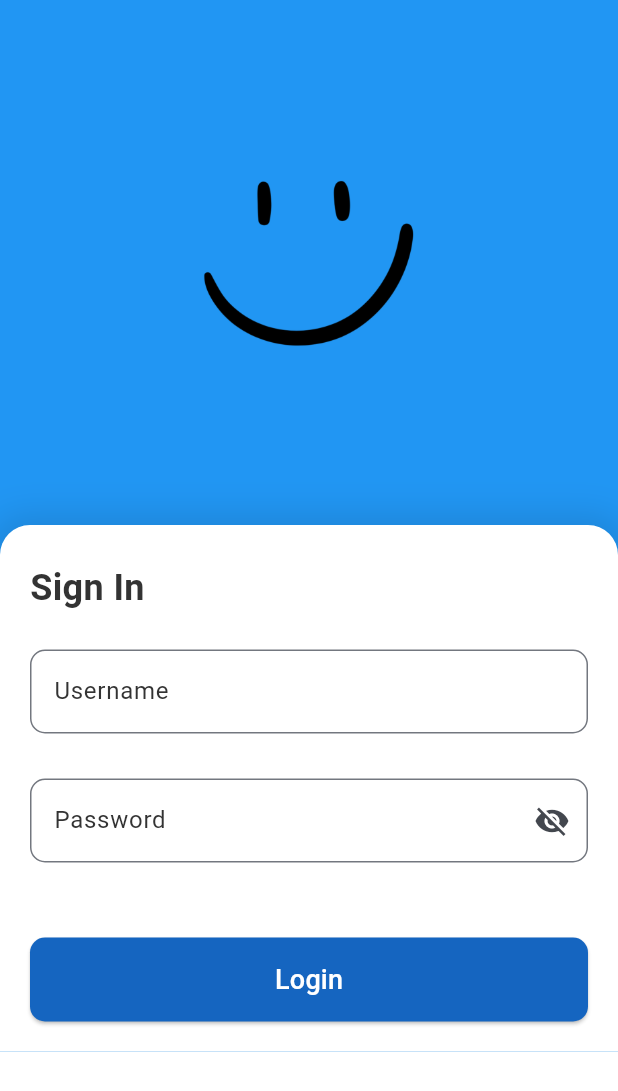
After one commit to syafiqaNasir/MalayMate_v3, a Flutter app: the LoginScreen screen opened directly, on a phone screen of 412 x 824 dp. The commit adds this screen. Shown: the top 1091 px of the screen. Run offline on Flutter 3.47's test engine with Material 3 defaults, Android fonts, the phone set to English and light mode, and no system bars; our stand-ins replace dotted_border, flutter_tts, google_fonts, image_cropper, image_picker, lottie and 4 more; accounts and stored records are empty.

Commit message:
login ui

```diff
--- /dev/null
+++ b/lib/View/login_page.dart
@@ -0,0 +1,187 @@
+import 'package:flutter/cupertino.dart';
+import 'package:flutter/material.dart';
+import 'package:malaymate/View/translatewithtext_page.dart';
+
+class LoginScreen extends StatefulWidget {
+  @override
+  _LoginScreenState createState() => _LoginScreenState();
+}
+
+class _LoginScreenState extends State<LoginScreen> {
+  final TextEditingController _passwordController = TextEditingController();
+  final TextEditingController _usernameController = TextEditingController();
+
+  bool _isEmailValid = true;
+  bool _isPasswordVisible = false;
+
+  //Function to show a message using a SnackBar
+  void _showSnackBar(String message, {Color backgroundColor = Colors.red}) {
+    ScaffoldMessenger.of(context).showSnackBar(
+      SnackBar(content: Text(message),
+        backgroundColor: backgroundColor,
+        duration: Duration(seconds: 2),
+      ),
+    );
+  }
+
+  //function to triggered the button create account
+  void _oncreateAccountPressed() {
+    // Check if any field is empty
+    if (_usernameController.text.isEmpty ||
+        _passwordController.text.isEmpty) {
+      _showSnackBar('Some fields are missing.\nPlease complete all required fields.');
+      return;
+    }
+
+    //Navigate to textpage
+    Navigator.push(
+      context,
+      MaterialPageRoute(builder: (context) => TranslateWithTextPage()),
+    );
+  }
+
+  @override
+  void dispose() {
+    _passwordController.dispose();
+    super.dispose();
+  }
+
+  @override
+  Widget build(BuildContext context) {
+    return Scaffold(
+      backgroundColor: Colors.blue,
+      body: SingleChildScrollView(
+        child: Column(
+          children: [
+            // Header Image
+            Center(
+              child: Container(
+                height: 350,
+                child: Image.asset('assets/images/smiley.png'), // Replace with your asset
+              ),
+            ),
+            Container(
+              //width: 350,
+              padding: EdgeInsets.all(20),
+              decoration: BoxDecoration(
+                color: Colors.white,
+                borderRadius: BorderRadius.only(
+                  topRight: Radius.circular(20),
+                  topLeft: Radius.circular(20),
+                  bottomRight: Radius.circular(0),
+                  bottomLeft: Radius.circular(0),
+                ),
+                boxShadow: [
+                  BoxShadow(
+                    color: Colors.black12,
+                    blurRadius: 20,
+                    spreadRadius: 5,
+                  ),
+                ],
+              ),
+              child: Column(
+                mainAxisSize: MainAxisSize.min,
+                children: [
+                  SizedBox(height: 5),
+                  // Sign Up Title
+                  const Align(
+                    alignment: Alignment.centerLeft,
+                    child: Text(
+                      'Sign In',
+                      style: TextStyle(
+                        fontSize: 24,
+                        fontWeight: FontWeight.bold,
+                        color: Color(0xFF333333),
+                      ),
+                    ),
+                  ),
+                  SizedBox(height: 24),
+                  // Full Name Input
+                  TextField(
+                    controller: _usernameController,
+                    cursorColor: Colors.blue.shade800,
+                    decoration: InputDecoration(
+                      labelText: 'Username',
+                      labelStyle:const TextStyle(
+                        color: Color(0xFF333333),
+                      ),
+                      border: OutlineInputBorder(
+                        borderRadius: BorderRadius.circular(10),
+                        borderSide: BorderSide(color: Colors.grey),
+                      ),
+                      focusedBorder: OutlineInputBorder(
+                        borderRadius: BorderRadius.circular(10),
+                        borderSide: BorderSide(
+                          color: Colors.blue.shade800,
+                          width: 2.0,
+                        ),
+                      ),
+                    ),
+                  ),
+                  SizedBox(height: 30),
+                  // Password Input
+                  TextField(
+                    controller: _passwordController,
+                    obscureText: !_isPasswordVisible,
+                    cursorColor: Colors.blue.shade800,
+                    decoration: InputDecoration(
+                      labelText: 'Password',
+                      labelStyle:const TextStyle(
+                        color: Color(0xFF333333),
+                      ),
+                      border: OutlineInputBorder(
+                        borderRadius: BorderRadius.circular(10),
+                        borderSide: BorderSide(color: Colors.grey),
+                      ),
+                      focusedBorder: OutlineInputBorder(
+                        borderRadius: BorderRadius.circular(10),
+                        borderSide: BorderSide(
+                          color: Colors.blue.shade800,
+                          width: 2.0,
+                        ),
+                      ),
+                      suffixIcon: IconButton(
+                        icon: Icon(
+                          _isPasswordVisible ? Icons.visibility : Icons.visibility_off,
+                        ),
+                        onPressed: () {
+                          setState(() {
+                            _isPasswordVisible = !_isPasswordVisible;
+                          });
+                        },
+                      ),
+                    ),
+                  ),
+                  SizedBox(height: 50),
+                  // Create Account Button
+                  ElevatedButton(
+                    style: ElevatedButton.styleFrom(
+                      foregroundColor: Colors.white, backgroundColor: Colors.blue.shade800,
+                      padding: EdgeInsets.symmetric(vertical: 15),
+                      shape: RoundedRectangleBorder(
+                        borderRadius: BorderRadius.circular(10),
+                      ),
+                      minimumSize: Size(double.infinity, 50),
+                    ),
+                    //ternary operator meaning (?:) (if-else)
+                    onPressed: _oncreateAccountPressed,
+                    child: Text('Login',
+                    style: TextStyle(
+                      fontSize: 18,
+                    ),),
+                  ),
+                ],
+              ),
+            ),
+            Container(
+              padding: EdgeInsets.all(70),
+              decoration: const BoxDecoration(
+                color: Colors.white,
+              ),
+            ),
+          ],
+        ),
+      ),
+    );
+  }
+}
--- a/lib/View/start_screen.dart
+++ b/lib/View/start_screen.dart
@@ -1,6 +1,7 @@
 import 'package:flutter/material.dart';
 import 'package:google_fonts/google_fonts.dart';
 import 'package:lottie/lottie.dart';
+import 'package:malaymate/View/signup_page.dart';
 
 import 'translatewithtext_page.dart';
 
@@ -87,7 +88,7 @@ class _StartScreenState extends State<StartScreen> {
                     ),
                     child: ElevatedButton(onPressed: () {
                       Navigator.push(context,
-                          MaterialPageRoute(builder: (context) => TranslateWithTextPage()),
+                          MaterialPageRoute(builder: (context) => SignUpScreen()),
                       );
                     },
                       style: ElevatedButton.styleFrom(
```
Also changed, not shown: lib/View/signup_page.dart (+93 -21 lines).
